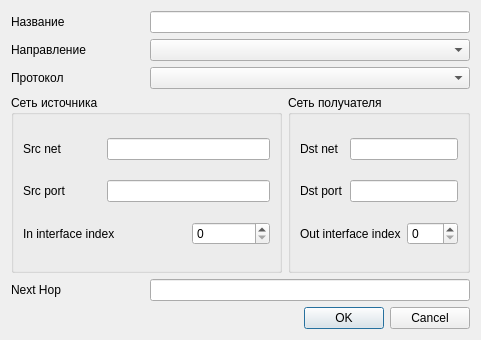
Above: mdi/forms/classes.ui from brat002/ExpertBilling before the change. Below: the same form after it.
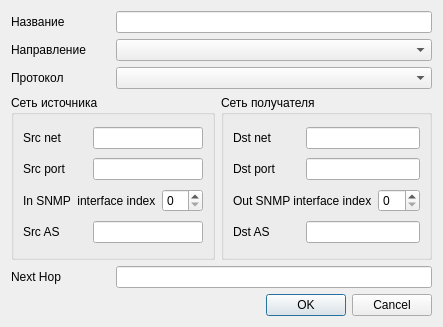
That is the form after the change.

```diff
--- a/mdi/forms/classes.ui
+++ b/mdi/forms/classes.ui
@@ -6,8 +6,8 @@
    <rect>
     <x>0</x>
     <y>0</y>
-    <width>481</width>
-    <height>340</height>
+    <width>443</width>
+    <height>327</height>
    </rect>
   </property>
   <property name="windowTitle">
@@ -96,13 +96,23 @@
       <item row="2" column="0" colspan="2">
        <widget class="QLabel" name="label_3">
         <property name="text">
-         <string>In interface index</string>
+         <string>In SNMP  interface index</string>
         </property>
        </widget>
       </item>
       <item row="2" column="2">
        <widget class="QSpinBox" name="spinBox_3"/>
       </item>
+      <item row="3" column="0">
+       <widget class="QLabel" name="label_src_as">
+        <property name="text">
+         <string>Src AS</string>
+        </property>
+       </widget>
+      </item>
+      <item row="3" column="1" colspan="2">
+       <widget class="QLineEdit" name="lineEdit_src_as"/>
+      </item>
      </layout>
     </widget>
    </item>
@@ -139,12 +149,26 @@
       <item row="2" column="0" colspan="2">
        <widget class="QLabel" name="label_2">
         <property name="text">
-         <string>Out interface index</string>
+         <string>Out SNMP interface index</string>
         </property>
        </widget>
       </item>
       <item row="2" column="2">
-       <widget class="QSpinBox" name="spinBox_2"/>
+       <widget class="QSpinBox" name="spinBox_snmp_out"/>
+      </item>
+      <item row="3" column="0">
+       <widget class="QLabel" name="labes_dst_as">
+        <property name="text">
+         <string>Dst AS</string>
+        </property>
+       </widget>
+      </item>
+      <item row="3" column="1" colspan="2">
+       <widget class="QLineEdit" name="lineEdit_dst_as">
+        <property name="inputMask">
+         <string/>
+        </property>
+       </widget>
       </item>
      </layout>
     </widget>
```
Left out of the diff: 15 changed lines with no effect on the pictures.
